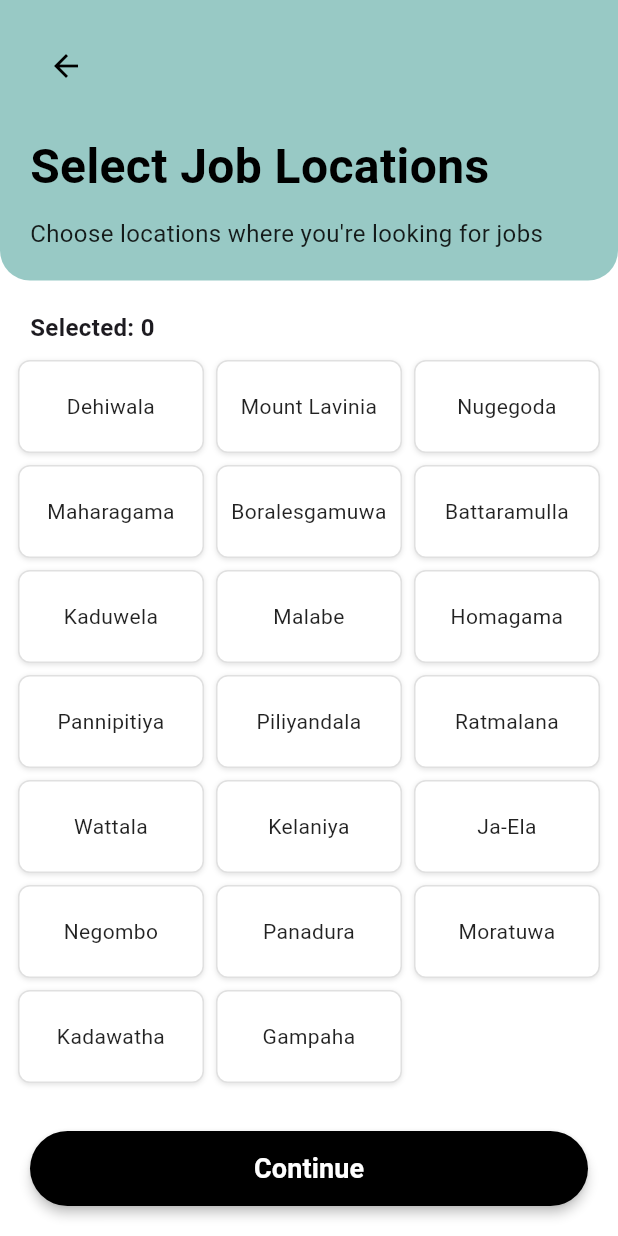
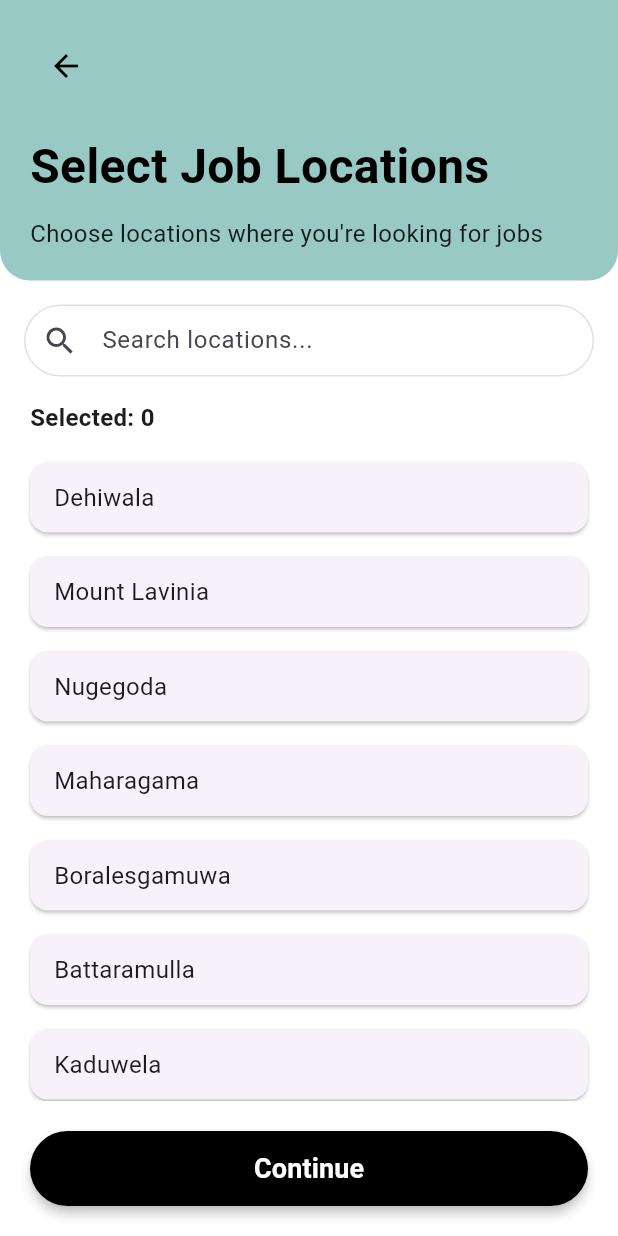
Before and after one commit to KovidaOpatha/QuickHireSL, a Flutter app: the LocationSelectionScreen screen opened directly with empty values, on a phone screen of 412 x 824 dp. Run offline on Flutter 3.47's test engine with Material 3 defaults, Android fonts, the phone set to English and light mode, and no system bars; our stand-ins replace flutter_secure_storage, geolocator, image_picker, shared_preferences, table_calendar; accounts and stored records are empty.

Commit message:
Update location selection screen

```diff
--- a/quickhiresl_frontend/lib/screens/location_selection_screen.dart
+++ b/quickhiresl_frontend/lib/screens/location_selection_screen.dart
@@ -23,6 +23,7 @@ class _LocationSelectionScreenState extends State<LocationSelectionScreen> {
     'Boralesgamuwa',
     'Battaramulla',
     'Kaduwela',
+    'Athurugiriya'
     'Malabe',
     'Homagama',
     'Pannipitiya',
@@ -38,9 +39,33 @@ class _LocationSelectionScreenState extends State<LocationSelectionScreen> {
     'Gampaha',
   ];
 
+  // Search functionality
+  String _searchQuery = '';
+  List<String> _filteredLocations = [];
+
   final Set<String> _selectedLocations = {};
   final AuthService _authService = AuthService();
   bool _isLoading = false;
+
+  @override
+  void initState() {
+    super.initState();
+    _filteredLocations = List.from(_availableLocations);
+  }
+
+  void _filterLocations(String query) {
+    setState(() {
+      _searchQuery = query;
+      if (query.isEmpty) {
+        _filteredLocations = List.from(_availableLocations);
+      } else {
+        _filteredLocations = _availableLocations
+            .where((location) =>
+                location.toLowerCase().contains(query.toLowerCase()))
+            .toList();
+      }
+    });
+  }
 
   @override
   Widget build(BuildContext context) {
@@ -81,9 +106,36 @@ class _LocationSelectionScreenState extends State<LocationSelectionScreen> {
               ),
             ),
 
+            // Search Bar
+            Padding(
+              padding: const EdgeInsets.all(16.0),
+              child: TextField(
+                onChanged: _filterLocations,
+                decoration: InputDecoration(
+                  hintText: 'Search locations...',
+                  prefixIcon: const Icon(Icons.search),
+                  border: OutlineInputBorder(
+                    borderRadius: BorderRadius.circular(30),
+                    borderSide: BorderSide(color: Colors.grey.shade300),
+                  ),
+                  enabledBorder: OutlineInputBorder(
+                    borderRadius: BorderRadius.circular(30),
+                    borderSide: BorderSide(color: Colors.grey.shade300),
+                  ),
+                  focusedBorder: OutlineInputBorder(
+                    borderRadius: BorderRadius.circular(30),
+                    borderSide: const BorderSide(color: Color(0xFF98C9C5), width: 2),
+                  ),
+                  filled: true,
+                  fillColor: Colors.white,
+                  contentPadding: const EdgeInsets.symmetric(vertical: 12),
+                ),
+              ),
+            ),
+
             // Selected Locations Count
             Padding(
-              padding: const EdgeInsets.fromLTRB(20, 20, 20, 10),
+              padding: const EdgeInsets.fromLTRB(20, 0, 20, 10),
               child: Row(
                 mainAxisAlignment: MainAxisAlignment.spaceBetween,
                 children: [
@@ -113,23 +165,38 @@ class _LocationSelectionScreenState extends State<LocationSelectionScreen> {
               ),
             ),
 
-            // Location Selection Grid
+            // Location Selection List
             Expanded(
-              child: Padding(
-                padding: const EdgeInsets.symmetric(horizontal: 12.0),
-                child: GridView.builder(
-                  gridDelegate: const SliverGridDelegateWithFixedCrossAxisCount(
-                    crossAxisCount: 3,
-                    childAspectRatio: 2.0,
-                    crossAxisSpacing: 8,
-                    mainAxisSpacing: 8,
+              child: _filteredLocations.isEmpty
+                  ? const Center(
+                      child: Text(
+                        'No locations found',
+                        style: TextStyle(
+                          fontSize: 16,
+                          color: Colors.grey,
                         ),
-                  itemCount: _availableLocations.length,
+                      ),
+                    )
+                  : ListView.builder(
+                      itemCount: _filteredLocations.length,
                       itemBuilder: (context, index) {
-                    final location = _availableLocations[index];
+                        final location = _filteredLocations[index];
                         final isSelected = _selectedLocations.contains(location);
 
-                    return GestureDetector(
+                        return Padding(
+                          padding: const EdgeInsets.symmetric(horizontal: 16.0, vertical: 4.0),
+                          child: Card(
+                            elevation: 1,
+                            shape: RoundedRectangleBorder(
+                              borderRadius: BorderRadius.circular(12),
+                              side: BorderSide(
+                                color: isSelected
+                                    ? const Color(0xFF98C9C5)
+                                    : Colors.transparent,
+                                width: 2,
+                              ),
+                            ),
+                            child: InkWell(
                               onTap: () {
                                 setState(() {
                                   if (isSelected) {
@@ -139,62 +206,39 @@ class _LocationSelectionScreenState extends State<LocationSelectionScreen> {
                                   }
                                 });
                               },
-                      child: AnimatedContainer(
-                        duration: const Duration(milliseconds: 200),
-                        decoration: BoxDecoration(
-                          color: isSelected ? const Color(0xFF98C9C5) : Colors.white,
-                          borderRadius: BorderRadius.circular(8),
-                          boxShadow: [
-                            BoxShadow(
-                              color: Colors.black.withOpacity(0.1),
-                              blurRadius: 2,
-                              offset: const Offset(0, 1),
-                            ),
-                          ],
-                          border: Border.all(
-                            color: isSelected ? const Color(0xFF98C9C5) : Colors.grey.shade300,
-                            width: 1,
-                          ),
-                        ),
-                        child: Stack(
+                              borderRadius: BorderRadius.circular(12),
+                              child: Padding(
+                                padding: const EdgeInsets.symmetric(horizontal: 16.0, vertical: 12.0),
+                                child: Row(
+                                  mainAxisAlignment: MainAxisAlignment.spaceBetween,
                                   children: [
-                            Center(
-                              child: Padding(
-                                padding: const EdgeInsets.all(4.0),
-                                child: Text(
+                                    Text(
                                       location,
-                                  textAlign: TextAlign.center,
                                       style: TextStyle(
-                                    fontSize: 14,
+                                        fontSize: 16,
                                         fontWeight: isSelected ? FontWeight.bold : FontWeight.normal,
-                                    color: isSelected ? Colors.black : Colors.black87,
-                                  ),
-                                ),
                                       ),
                                     ),
                                     if (isSelected)
-                              Positioned(
-                                top: 4,
-                                right: 4,
-                                child: Container(
-                                  padding: const EdgeInsets.all(1),
+                                      Container(
+                                        padding: const EdgeInsets.all(2),
                                         decoration: const BoxDecoration(
-                                    color: Colors.black,
+                                          color: Color(0xFF98C9C5),
                                           shape: BoxShape.circle,
                                         ),
                                         child: const Icon(
                                           Icons.check,
                                           color: Colors.white,
-                                    size: 12,
-                                  ),
+                                          size: 18,
                                         ),
                                       ),
                                   ],
                                 ),
                               ),
+                            ),
+                          ),
                         );
                       },
-                ),
                     ),
             ),
 
```
Also changed, not shown: quickhiresl_backend_expressjs/public/uploads/profiles/profile-1742045093231-629671395.jpg (added), 1 other file. Lines whose indentation alone changed are shown as unchanged.
